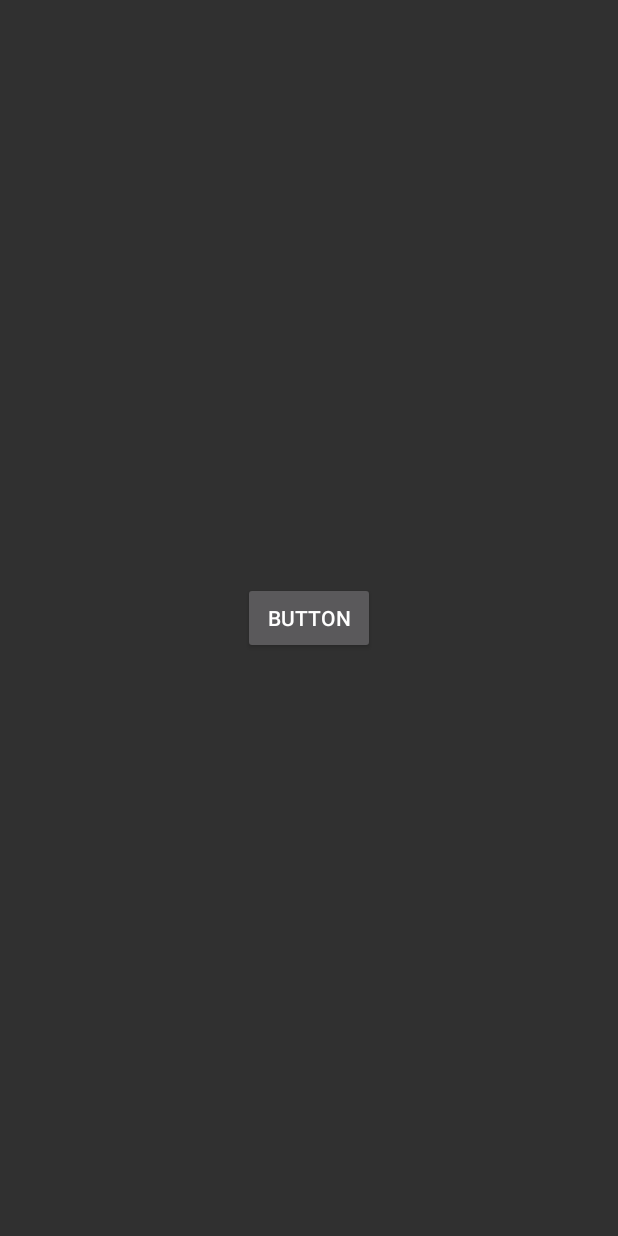
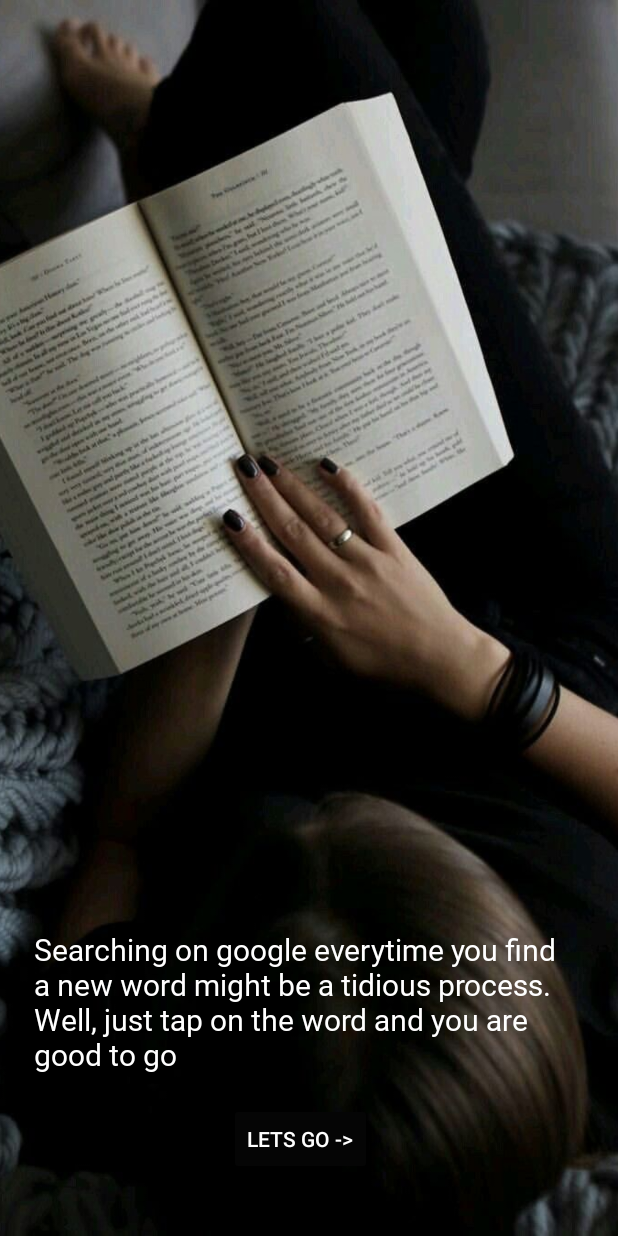
Before and after one commit to aadityaguptaa/AzureDictionary, an Android app: the screen it shows after launch (MainActivity), on a phone screen of 412 x 824 dp. Run offline under Robolectric (Android 15) with nearby library versions, the phone set to English and light mode, and no system bars; libraries missing offline, so code that uses them is left out: com.microsoft.azure.

Commit message:
Version-1 final

```diff
--- a/app/src/main/res/layout/activity_main.xml
+++ b/app/src/main/res/layout/activity_main.xml
@@ -20,10 +20,39 @@
         android:id="@+id/button"
         android:layout_width="wrap_content"
         android:layout_height="wrap_content"
-        android:text="Button"
+        android:backgroundTint="#050505"
+        android:text="Lets Go ->"
+        app:layout_constraintBottom_toBottomOf="parent"
+        app:layout_constraintEnd_toEndOf="parent"
+        app:layout_constraintHorizontal_bias="0.482"
+        app:layout_constraintStart_toStartOf="parent"
+        app:layout_constraintTop_toTopOf="parent"
+        app:layout_constraintVertical_bias="0.948" />
+
+    <ImageView
+        android:id="@+id/imageView"
+        android:layout_width="wrap_content"
+        android:layout_height="wrap_content"
+        android:scaleType="centerCrop"
         app:layout_constraintBottom_toBottomOf="parent"
         app:layout_constraintEnd_toEndOf="parent"
         app:layout_constraintStart_toStartOf="parent"
-        app:layout_constraintTop_toTopOf="parent" />
+        app:layout_constraintTop_toTopOf="parent"
+        app:srcCompat="@drawable/intro" />
+
+    <TextView
+        android:id="@+id/textView2"
+        android:layout_width="366dp"
+        android:layout_height="116dp"
+        android:fontFamily="@font/covered_by_your_grace"
+        android:text="Searching on google everytime you find a new word might be a tidious process. Well, just tap on the word and you are good to go"
+        android:textColor="#FFFFFF"
+        android:textSize="20sp"
+        app:layout_constraintBottom_toTopOf="@+id/button"
+        app:layout_constraintEnd_toEndOf="parent"
+        app:layout_constraintHorizontal_bias="0.488"
+        app:layout_constraintStart_toStartOf="parent"
+        app:layout_constraintTop_toTopOf="parent"
+        app:layout_constraintVertical_bias="1.0" />
 
 </androidx.constraintlayout.widget.ConstraintLayout>
--- a/app/src/main/res/values/strings.xml
+++ b/app/src/main/res/values/strings.xml
@@ -1,3 +1,4 @@
 <resources>
     <string name="app_name">meaning4</string>
+    <string name="key">4ca7b53995e041cbab318cbde301835e</string>
 </resources>
```
Also changed, not shown: app/src/main/java/com/example/meaning4/findMeaning.java (+27 -1 lines), app/src/main/res/layout/activity_find_meaning.xml (+14 -0 lines), app/src/main/res/drawable/arrowpng.png (added), app/src/main/res/drawable/intro.jpg (added).
